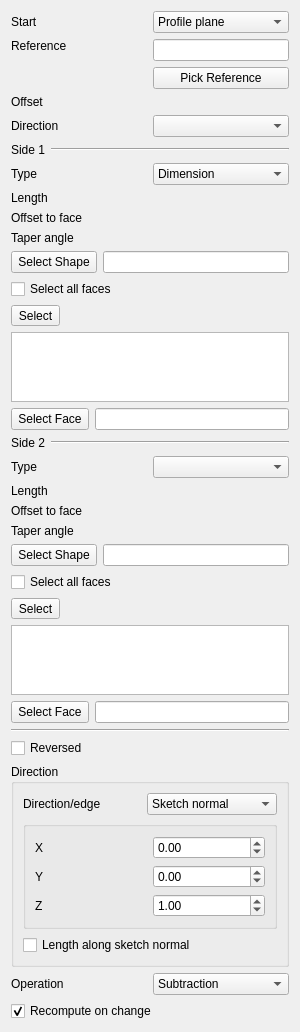
The window that src/Mod/PartDesign/Gui/TaskPadPocketParameters.ui (brianmk/FreeCAD-vulkan) describes before a commit, drawn with Qt 5.
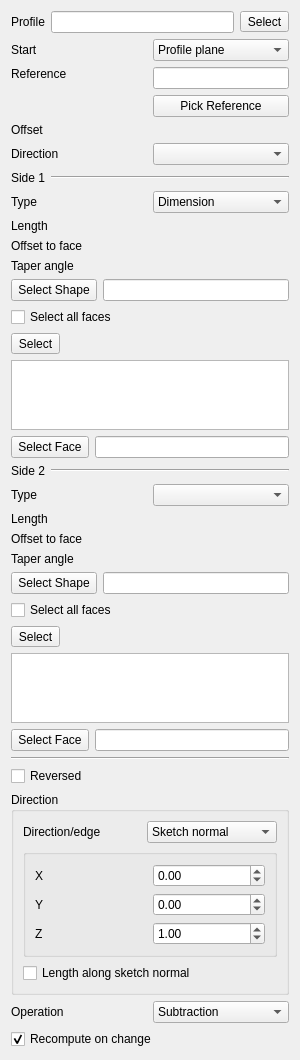
The same window after the commit. Custom widgets are drawn as their Qt base class.

Commit message: PartDesign: pick the Pad/Pocket profile from the task box

```diff
--- a/src/Mod/PartDesign/Gui/TaskPadPocketParameters.ui
+++ b/src/Mod/PartDesign/Gui/TaskPadPocketParameters.ui
@@ -14,6 +14,37 @@
    <string notr="true">Form</string>
   </property>
   <layout class="QVBoxLayout" name="verticalLayout">
+   <item>
+    <layout class="QHBoxLayout" name="profileLayout">
+     <item>
+      <widget class="QLabel" name="labelProfile">
+       <property name="text">
+        <string>Profile</string>
+       </property>
+      </widget>
+     </item>
+     <item>
+      <widget class="QLineEdit" name="lineProfile">
+       <property name="readOnly">
+        <bool>true</bool>
+       </property>
+      </widget>
+     </item>
+     <item>
+      <widget class="QToolButton" name="buttonProfileBase">
+       <property name="toolTip">
+        <string>Select the profile (a sketch, or a face of a shape)</string>
+       </property>
+       <property name="text">
+        <string>Select</string>
+       </property>
+       <property name="checkable">
+        <bool>true</bool>
+       </property>
+      </widget>
+     </item>
+    </layout>
+   </item>
    <item>
     <layout class="QGridLayout" name="gridLayout">
      <item row="0" column="0">
```
The commit also changes 3 other files.
